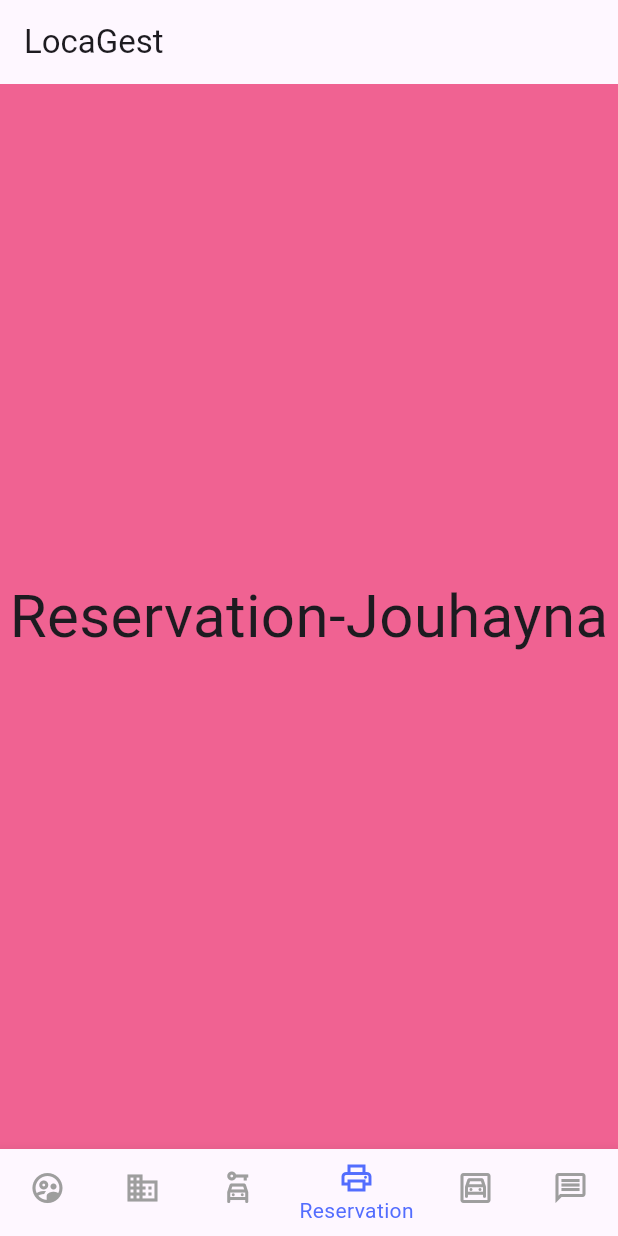
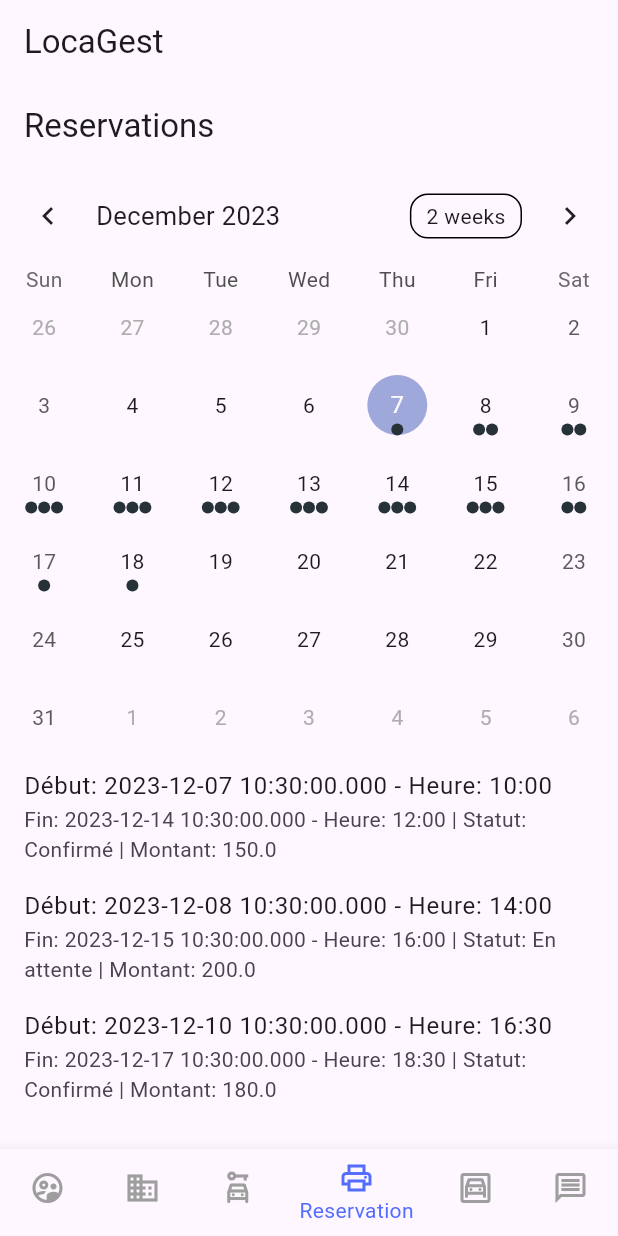
Before and after one commit to Marwen-Hammami/LocaGest-Flutter, a Flutter app: the screen it shows after launch, item 4 of the bottom bar chosen, on a phone screen of 412 x 824 dp. Run offline on Flutter 3.47's test engine with Material 3 defaults, Android fonts, the phone set to English and light mode, and no system bars; drawn by our look-alikes of table_calendar; our stand-ins replace fl_chart.

Commit message:
ReservationInterface

```diff
--- a/lib/main.dart
+++ b/lib/main.dart
@@ -1,7 +1,19 @@
 import 'package:flutter/material.dart';
+import 'package:locagest/models/reservation.dart';
+import 'package:locagest/providers/reservation_provider.dart';
+import 'package:locagest/screens/reservation_screen/reservation_screen.dart';
+import 'package:provider/provider.dart';
 
 void main() {
-  runApp(const MyApp());
+  runApp(
+    MultiProvider(
+      providers: [
+        ChangeNotifierProvider(create: (_) => ReservationProvider()),
+        // ... autres fournisseurs nécessaires
+      ],
+      child: const MyApp(),
+    ),
+  );
 }
 
 class MyApp extends StatelessWidget {
@@ -54,14 +66,17 @@ class _HomeScreenState extends State<HomeScreen> {
       ),
     ),
     // Content for Reservation-Jouhayna tab // call the external file for your home screen
-    Container(
-      color: Colors.pink.shade300,
-      alignment: Alignment.center,
-      child: const Text(
-        'Reservation-Jouhayna',
-        style: TextStyle(fontSize: 40),
-      ),
-    ),
+
+    ReservationScreen(),
+
+    // Container(
+    //   color: Colors.pink.shade300,
+    //   alignment: Alignment.center,
+    //   child: const Text(
+    //     'Reservation-Jouhayna',
+    //     style: TextStyle(fontSize: 40),
+    //   ),
+    // ),
     // Content for Garage-Chiheb Tab // call the external file for your home screen
     Container(
       color: Colors.blue.shade100,
--- /dev/null
+++ b/lib/models/reservation.dart
@@ -0,0 +1,29 @@
+class Reservation {
+  final DateTime DateDebut;
+  final DateTime DateFin;
+  final String HeureDebut;
+  final String HeureFin;
+  final String Statut;
+  final double Total;
+
+  Reservation({
+    required this.DateDebut,
+    required this.DateFin,
+    required this.HeureDebut,
+    required this.HeureFin,
+    required this.Statut,
+    required this.Total,
+  });
+
+  // // Ajoutez une méthode pour créer une instance de la classe à partir d'une carte (Map)
+  // factory Reservation.fromJson(Map<String, dynamic> json) {
+  //   return Reservation(
+  //     DateDebut: DateTime.parse(json['DateDebut']),
+  //     DateFin: DateTime.parse(json['DateFin']),
+  //     HeureDebut: json['HeureDebut'],
+  //     HeureFin: json['HeureFin'],
+  //     Statut: json['Statut'],
+  //     Total: json['Total'].toDouble(),
+  //   );
+  // }
+}
--- /dev/null
+++ b/lib/providers/reservation_provider.dart
@@ -0,0 +1,60 @@
+import 'package:flutter/material.dart';
+import 'package:locagest/models/reservation.dart';
+
+class ReservationProvider extends ChangeNotifier {
+  List<Reservation> reservations = [];
+
+  ReservationProvider() {
+    // Ajouter des réservations statiques lors de la création du provider
+    addDummyReservation(
+      dateDebut: DateTime.now(),
+      dateFin: DateTime.now().add(Duration(days: 7)),
+      heureDebut: '10:00',
+      heureFin: '12:00',
+      statut: 'Confirmé',
+      total: 150.0,
+    );
+
+    addDummyReservation(
+      dateDebut: DateTime.now().add(Duration(days: 1)),
+      dateFin: DateTime.now().add(Duration(days: 8)),
+      heureDebut: '14:00',
+      heureFin: '16:00',
+      statut: 'En attente',
+      total: 200.0,
+    );
+
+    addDummyReservation(
+      dateDebut: DateTime.now().add(Duration(days: 3)),
+      dateFin: DateTime.now().add(Duration(days: 10)),
+      heureDebut: '16:30',
+      heureFin: '18:30',
+      statut: 'Confirmé',
+      total: 180.0,
+    );
+  }
+
+  // Ajouter une réservation avec des paramètres spécifiés
+  void addDummyReservation({
+    DateTime? dateDebut,
+    DateTime? dateFin,
+    String heureDebut = '10:00',
+    String heureFin = '12:00',
+    String statut = 'Confirmé',
+    double total = 150.0,
+  }) {
+    Reservation dummyReservation = Reservation(
+      DateDebut: dateDebut ?? DateTime.now(),
+      DateFin: dateFin ?? DateTime.now().add(Duration(days: 7)),
+      HeureDebut: heureDebut,
+      HeureFin: heureFin,
+      Statut: statut,
+      Total: total,
+    );
+
+    reservations.add(dummyReservation);
+
+    // Notifie les auditeurs que la liste de réservations a été mise à jour
+    notifyListeners();
+  }
+}
--- /dev/null
+++ b/lib/screens/reservation_screen/reservation_screen.dart
@@ -0,0 +1,112 @@
+import 'package:provider/provider.dart';
+import 'package:locagest/providers/reservation_provider.dart';
+import 'package:table_calendar/table_calendar.dart';
+import 'package:locagest/models/reservation.dart';
+import 'reservation_details_screen.dart';
+import 'package:flutter/material.dart';
+
+class ReservationScreen extends StatelessWidget {
+  List<Reservation> findReservationsForDay(
+      DateTime day, List<Reservation> reservations) {
+    // Utilisez la liste des réservations pour trouver les réservations pour la journée spécifiée
+    return reservations.where((reservation) {
+      return day.isAfter(reservation.DateDebut.subtract(Duration(days: 1))) &&
+          day.isBefore(reservation.DateFin.add(Duration(days: 1)));
+    }).toList();
+  }
+
+  void navigateToReservationDetails(BuildContext context, DateTime selectedDay,
+      ReservationProvider reservationProvider) {
+    Reservation selectedReservation = reservationProvider.reservations
+        .firstWhere((reservation) =>
+            selectedDay
+                .isAfter(reservation.DateDebut.subtract(Duration(days: 1))) &&
+            selectedDay.isBefore(reservation.DateFin.add(Duration(days: 1))));
+
+    Navigator.push(
+      context,
+      MaterialPageRoute(
+        builder: (context) =>
+            ReservationDetailsScreen(selectedDay: selectedDay),
+      ),
+    );
+  }
+
+  @override
+  Widget build(BuildContext context) {
+    DateTime today = DateTime.now();
+    DateTime firstDay = DateTime(today.year, today.month - 1, today.day);
+    DateTime lastDay = DateTime(today.year + 1, today.month + 1, today.day);
+
+    return Scaffold(
+      appBar: AppBar(title: Text('Reservations')),
+      body: SingleChildScrollView(
+        child: Column(
+          crossAxisAlignment: CrossAxisAlignment.start,
+          children: [
+            // Calendrier
+            TableCalendar(
+              focusedDay: today, // Date actuelle
+              firstDay: firstDay,
+              lastDay: lastDay,
+              calendarFormat: CalendarFormat.month,
+              eventLoader: (day) {
+                // Utilisez la liste des réservations pour marquer les dates avec des événements
+                var reservationProvider = context.watch<ReservationProvider>();
+                return findReservationsForDay(
+                    day, reservationProvider.reservations);
+              },
+              onDaySelected: (selectedDay, focusedDay) {
+                var reservationProvider = context.read<ReservationProvider>();
+                var reservationsForDay = findReservationsForDay(
+                    selectedDay, reservationProvider.reservations);
+                print('Reservations for $selectedDay: $reservationsForDay');
+                navigateToReservationDetails(
+                    context, selectedDay, reservationProvider);
+              },
+              // Autres paramètres du widget...
+            ),
+
+            // Liste des Réservations
+            Container(
+              // Ajout d'un Container pour définir des contraintes de hauteur
+              height: MediaQuery.of(context).size.height * 0.5,
+              // Ajustez la hauteur selon vos besoins
+              child: Builder(
+                builder: (context) {
+                  var reservationProvider =
+                      context.watch<ReservationProvider>();
+                  return ListView.builder(
+                    shrinkWrap: true,
+                    itemCount: reservationProvider.reservations.length,
+                    itemBuilder: (context, index) {
+                      Reservation reservation =
+                          reservationProvider.reservations[index];
+                      return ListTile(
+                        title: Text(
+                            'Début: ${reservation.DateDebut} - Heure: ${reservation.HeureDebut}'),
+                        subtitle: Text(
+                            'Fin: ${reservation.DateFin} - Heure: ${reservation.HeureFin} | Statut: ${reservation.Statut} | Montant: ${reservation.Total}'),
+                      );
+                    },
+                  );
+                },
+              ),
+            ),
+
+            // Ajouter une réservation factice lorsqu'un bouton est appuyé, par exemple
+            ElevatedButton(
+              onPressed: () {
+                context.read<ReservationProvider>().addDummyReservation();
+              },
+              child: Text('Ajouter une réservation factice'),
+            ),
+
+            // Système de Notification
+            //Text('Système de Notification: ...'),
+          ],
+        ),
+      ),
+    );
+  }
+}
--- a/lib/screens/splash_screen/splash_screen.dart
+++ b/lib/screens/splash_screen/splash_screen.dart
@@ -1,4 +1,5 @@
 import 'dart:async';
+import 'dart:ui';
 
 import 'package:flutter/material.dart';
 // import 'package:myapp/screens/signin_screen/sign_in_screen.dart';
--- a/pubspec.yaml
+++ b/pubspec.yaml
@@ -30,6 +30,9 @@ environment:
 dependencies:
   flutter:
     sdk: flutter
+  provider: ^6.0.3
+  table_calendar: ^3.0.0
+  fl_chart: ^0.40.0
 
 
   # The following adds the Cupertino Icons font to your application.
```
Also changed, not shown: lib/screens/reservation_screen/reservation_details_screen.dart (added, +54 -0 lines), lib/screens/reservation_screen/reservation_statistics_chart.dart (added, +42 -0 lines), pubspec.lock.
